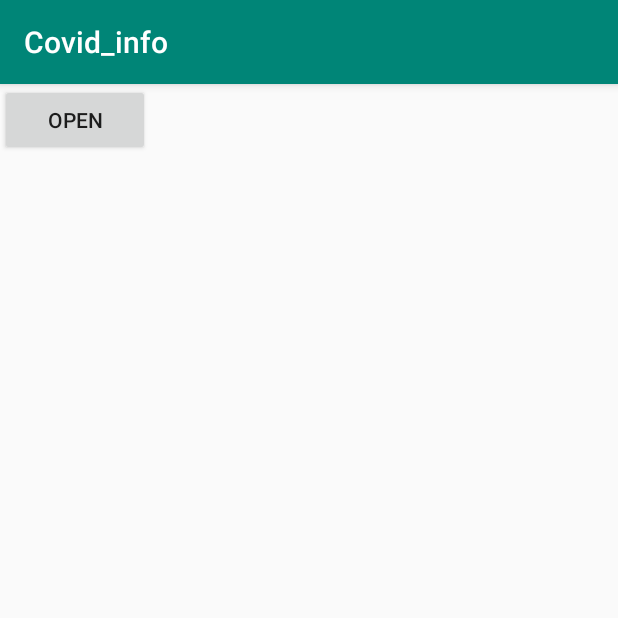
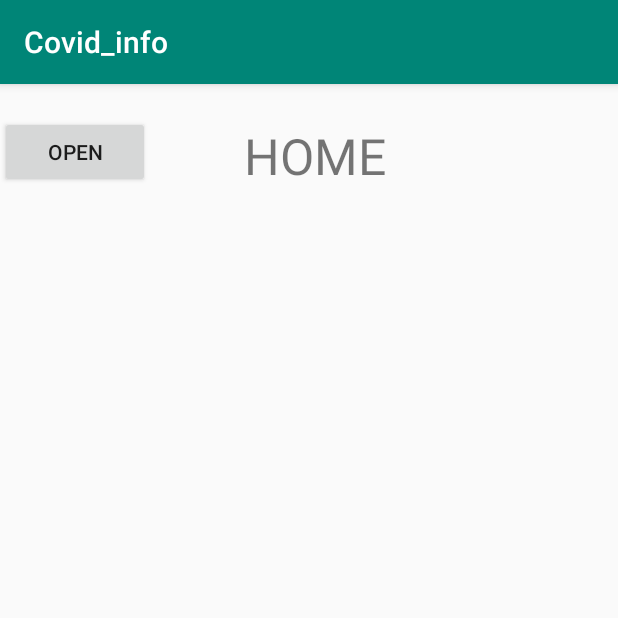
Before and after one commit to blackarea/covid-19_info, an Android app: the screen it shows after launch (MainActivity), on a phone screen of 412 x 824 dp, the top half of it. Run offline under Robolectric (Android 15) with nearby library versions, the phone set to English and light mode, and no system bars.

Commit message:
2020.03.09 수정사항 1. xml파일에 있던 오타들 수정 2. 화면이동이 되도록 manifest.xml파일에 각각의 액티비티 추가 3. 화면이동이 되도록 MainActivity의 각 btn항에 startActivity(intent);추가 4. 화면이동이 되었는지 확인이 가능하도록 Main을 제외한 각 xml파일에 제목 추가 및 토스트 추가
이슈
1. MainActivity를 제외한 다른 Activity파일에 메뉴바 실행문을 넣을시 흰화면만 뜨게되는 오류 발생

```diff
--- a/app/src/main/java/com/example/covid_info/MainActivity.java
+++ b/app/src/main/java/com/example/covid_info/MainActivity.java
@@ -5,6 +5,7 @@ import android.os.Bundle;
 import android.view.MotionEvent;
 import android.view.View;
 import android.widget.Button;
+import android.widget.Toast;
 
 import androidx.annotation.NonNull;
 import androidx.appcompat.app.AppCompatActivity;
@@ -12,9 +13,9 @@ import androidx.drawerlayout.widget.DrawerLayout;
 
 public class MainActivity extends AppCompatActivity {
 
-    private Button btn_map,btn_situation,btn_info,btn_med,btn_foreign,btn_notice;   //버튼 변수 설정
-    private DrawerLayout drawerLayout;  //DrawerLayout 변수설정
-    private View drawerView;    //drawerView 변수 설정
+    Button btn_map,btn_situation,btn_info,btn_med,btn_foreign,btn_notice;   //버튼 변수 설정
+    DrawerLayout drawerLayout;  //DrawerLayout 변수설정
+    View drawerView;    //drawerView 변수 설정
     @Override
     protected void onCreate(Bundle savedInstanceState) {
         super.onCreate(savedInstanceState);
@@ -39,46 +40,58 @@ public class MainActivity extends AppCompatActivity {
             }
         });//btn_close id가 있는 버튼을 입력했을떄 일어나는 일 설정
 
-        btn_map=findViewById(R.id.btn_map);
+        btn_map=(Button)findViewById(R.id.btn_map);
         btn_map.setOnClickListener(new View.OnClickListener() {
             @Override
             public void onClick(View v) {
+                Toast.makeText(getApplicationContext(),"moved successful",Toast.LENGTH_SHORT).show();
                 Intent intent = new Intent(MainActivity.this,MapActivity.class);
+                startActivity(intent);
             }
         });//btn_map id가 있는 버튼 입력시 MapActivity로 이동
         btn_situation=findViewById(R.id.btn_situation);
         btn_situation.setOnClickListener(new View.OnClickListener() {
             @Override
             public void onClick(View v) {
+                Toast.makeText(getApplicationContext(),"moved successful",Toast.LENGTH_SHORT).show();
                 Intent intent = new Intent(MainActivity.this,SituationActivity.class);
+                startActivity(intent);
             }
         });//btn_situation id가 있는 버튼 입력시 SituationActivity로 이동
         btn_info=findViewById(R.id.btn_info);
         btn_info.setOnClickListener(new View.OnClickListener() {
             @Override
             public void onClick(View v) {
+                Toast.makeText(getApplicationContext(),"moved successful",Toast.LENGTH_SHORT).show();
                 Intent intent = new Intent(MainActivity.this,InfoActivity.class);
+                startActivity(intent);
             }
         });//btn_info id가 있는 버튼 입력시 InfoActivity로 이동
         btn_med=findViewById(R.id.btn_med);
         btn_med.setOnClickListener(new View.OnClickListener() {
             @Override
             public void onClick(View v) {
+                Toast.makeText(getApplicationContext(),"moved successful",Toast.LENGTH_SHORT).show();
                 Intent intent = new Intent(MainActivity.this,MedActivity.class);
+                startActivity(intent);
             }
         });//btn_med id가 있는 버튼 입력시 MedActivity로 이동
         btn_foreign=findViewById(R.id.btn_foreign);
         btn_foreign.setOnClickListener(new View.OnClickListener() {
             @Override
             public void onClick(View v) {
+                Toast.makeText(getApplicationContext(),"moved successful",Toast.LENGTH_SHORT).show();
                 Intent intent = new Intent(MainActivity.this,ForeignActivity.class);
+                startActivity(intent);
             }
         });//btn_foreign id가 있는 버튼 입력시 ForeignActivity로 이동
         btn_notice=findViewById(R.id.btn_notice);
         btn_notice.setOnClickListener(new View.OnClickListener() {
             @Override
             public void onClick(View v) {
+                Toast.makeText(getApplicationContext(),"moved successful",Toast.LENGTH_SHORT).show();
                 Intent intent = new Intent(MainActivity.this,NoticeActivity.class);
+                startActivity(intent);
             }
         });//btn_notice id가 있는 버튼 입력시 NoticeActivity로 이동
 
--- a/app/src/main/res/layout/activity_main.xml
+++ b/app/src/main/res/layout/activity_main.xml
@@ -16,6 +16,13 @@
             android:layout_width="100dp"
             android:layout_height="wrap_content"
             android:text="open"/>
+        <TextView
+            android:layout_width="200dp"
+            android:layout_height="75dp"
+            android:text="HOME"
+            android:layout_margin="10dp"
+            android:textSize="15pt"
+            android:gravity="center"/>
         <!--네비게이션 메뉴를 열기 위한 버튼 설정-->
 
     </LinearLayout>
```
Also changed, not shown: app/src/main/AndroidManifest.xml (+11 -0 lines), app/src/main/java/com/example/covid_info/ForeignActivity.java (+14 -1 lines), app/src/main/java/com/example/covid_info/InfoActivity.java (+14 -1 lines), app/src/main/java/com/example/covid_info/MapActivity.java (+16 -0 lines), app/src/main/java/com/example/covid_info/MedActivity.java (+17 -1 lines), app/src/main/java/com/example/covid_info/NoticeActivity.java (+14 -1 lines), app/src/main/java/com/example/covid_info/SituationActivity.java (+15 -1 lines), app/src/main/res/layout/activity_foreign.xml (+9 -1 lines), app/src/main/res/layout/activity_info.xml (+8 -1 lines), app/src/main/res/layout/activity_map.xml (+8 -1 lines), app/src/main/res/layout/activity_med.xml (+8 -1 lines), app/src/main/res/layout/activity_notice.xml (+8 -1 lines), app/src/main/res/layout/activity_situation.xml (+8 -1 lines).
